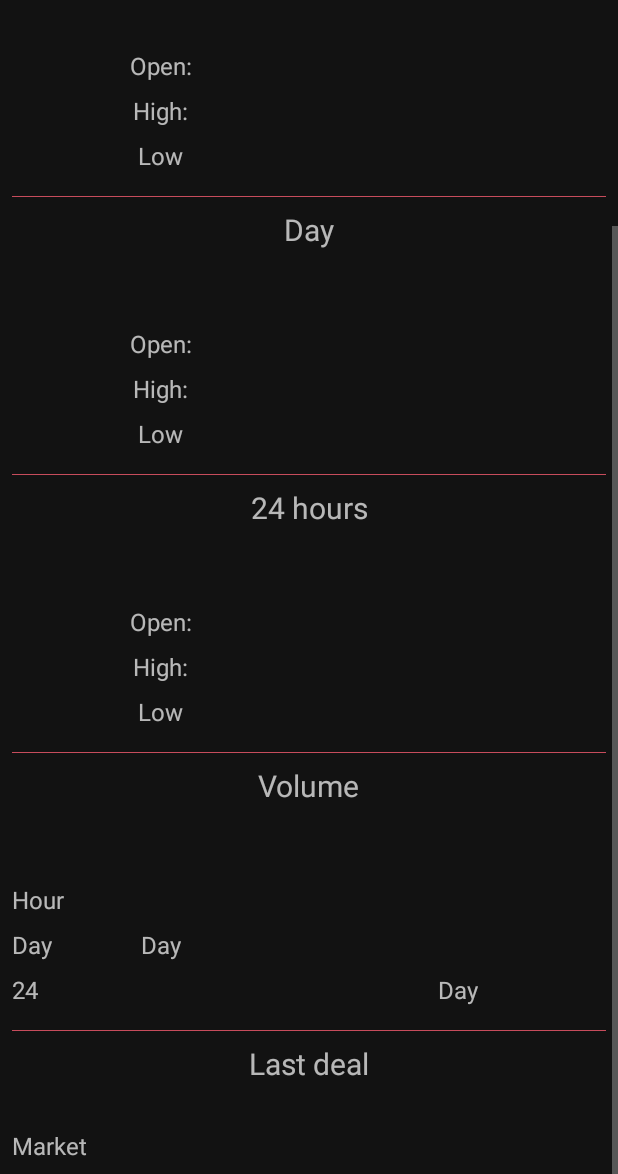
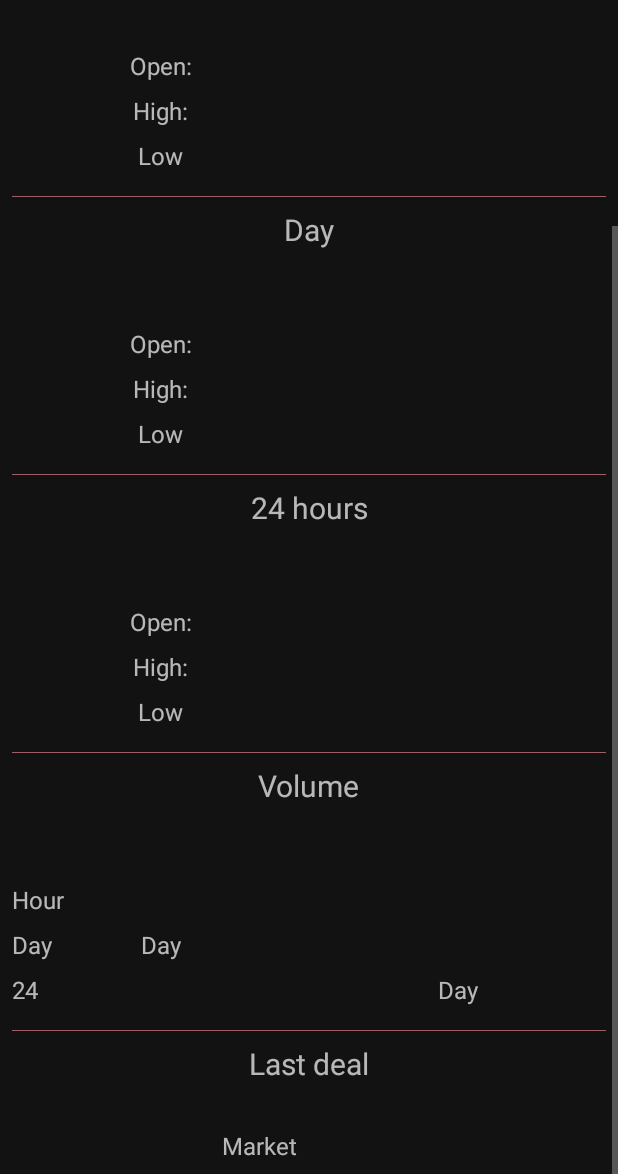
Before and after one commit to Coolightman/Crypton, an Android app: the CoinDetailActivity screen opened directly, with no data from a screen before it, scrolled down 165 dp, on a phone screen of 412 x 824 dp, the part 62-1236 px from its top. Run offline under Robolectric (Android 15) with nearby library versions, the phone set to English and light mode, and no system bars; pictures from the network do not load.

Commit message:
update market view

```diff
--- a/app/src/main/res/layout/activity_coin_detail.xml
+++ b/app/src/main/res/layout/activity_coin_detail.xml
@@ -567,18 +567,19 @@
             android:layout_width="wrap_content"
             android:layout_height="wrap_content"
             android:layout_marginTop="8dp"
+            android:layout_marginEnd="8dp"
             android:text="@string/market"
             android:textSize="16sp"
-            app:layout_constraintStart_toStartOf="parent"
+            app:layout_constraintEnd_toStartOf="@+id/guidelineVert50"
             app:layout_constraintTop_toBottomOf="@+id/textViewVolumeLast" />
 
         <com.google.android.material.textview.MaterialTextView
             android:id="@+id/textViewVolumeLastMarket"
             android:layout_width="wrap_content"
             android:layout_height="wrap_content"
-            android:layout_marginStart="16dp"
+            android:layout_marginStart="8dp"
             android:textSize="16sp"
-            app:layout_constraintStart_toEndOf="@+id/textViewVolumeLastMarketL"
+            app:layout_constraintStart_toStartOf="@+id/guidelineVert50"
             app:layout_constraintTop_toTopOf="@+id/textViewVolumeLastMarketL"
             tools:text="binance" />
 
```
